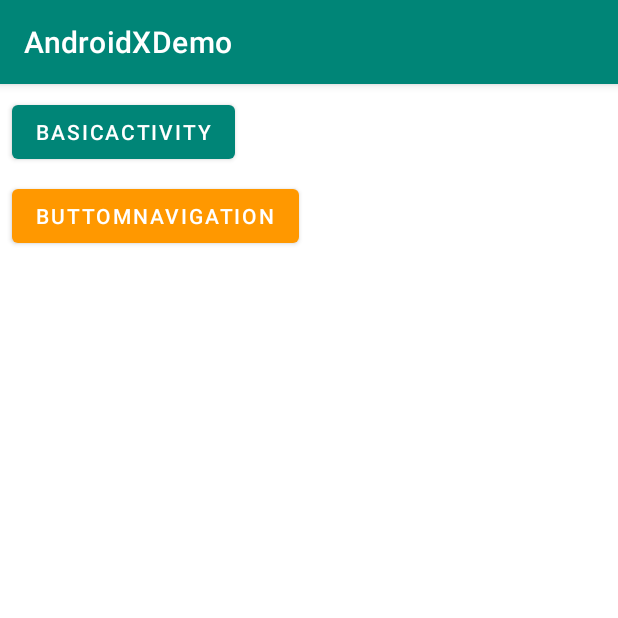
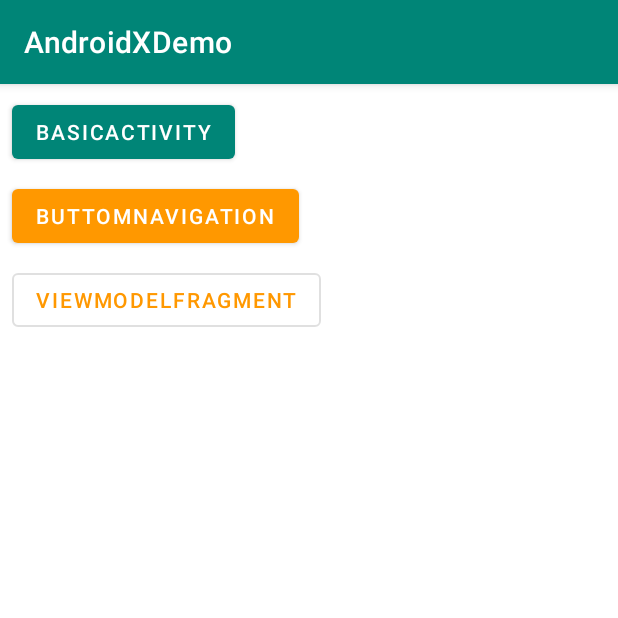
Before and after one commit to SeamanZ/AndroidXDemo, an Android app: the screen it shows after launch (MainActivity), on a phone screen of 412 x 824 dp, the top half of it. Run offline under Robolectric (Android 15) with nearby library versions, the phone set to English and light mode, and no system bars.

Commit message:
ViewModel+Fragment

```diff
--- a/app/build.gradle
+++ b/app/build.gradle
@@ -31,6 +31,8 @@ dependencies {
     implementation 'androidx.constraintlayout:constraintlayout:1.1.3'
     implementation 'com.google.android.material:material:1.1.0-alpha04'
     implementation 'androidx.vectordrawable:vectordrawable:1.1.0-alpha01'
+    implementation 'androidx.lifecycle:lifecycle-extensions:2.0.0-beta01'
+    implementation 'androidx.lifecycle:lifecycle-viewmodel-ktx:2.0.0'
     testImplementation 'junit:junit:4.12'
     androidTestImplementation 'androidx.test:runner:1.1.2-alpha02'
     androidTestImplementation 'androidx.test.espresso:espresso-core:3.2.0-alpha02'
--- a/app/src/main/AndroidManifest.xml
+++ b/app/src/main/AndroidManifest.xml
@@ -11,6 +11,7 @@
         android:supportsRtl="true"
         android:theme="@style/AppTheme"
         tools:ignore="GoogleAppIndexingWarning">
+        <activity android:name=".VMActivity"></activity>
         <activity
             android:name=".BottomNavigationDemoActivity"
             android:label="@string/title_activity_bottom_navigation_demo"
--- a/app/src/main/java/com/example/seamanz/androidxdemo/MainActivity.kt
+++ b/app/src/main/java/com/example/seamanz/androidxdemo/MainActivity.kt
@@ -22,5 +22,11 @@ class MainActivity : AppCompatActivity() {
                 startActivity(this)
             }
         }
+
+        btn_view_model.setOnClickListener {
+            Intent(this@MainActivity, VMActivity::class.java).run {
+                startActivity(this)
+            }
+        }
     }
 }
--- a/app/src/main/res/layout/activity_main.xml
+++ b/app/src/main/res/layout/activity_main.xml
@@ -36,4 +36,16 @@
         app:layout_constraintHorizontal_bias="0.0"
         app:layout_constraintStart_toStartOf="parent"
         app:layout_constraintTop_toBottomOf="@+id/btn_open_basic_actvity" />
+
+    <Button
+        android:id="@+id/btn_view_model"
+        style="@style/Widget.MaterialComponents.Button.OutlinedButton"
+        android:layout_width="wrap_content"
+        android:layout_height="wrap_content"
+        android:layout_marginStart="8dp"
+        android:layout_marginTop="8dp"
+        android:text="@string/view_model_fragment"
+        android:theme="@style/AppTheme.OrangeButton"
+        app:layout_constraintStart_toStartOf="parent"
+        app:layout_constraintTop_toBottomOf="@+id/btn_bottom_navigation_activity" />
 </androidx.constraintlayout.widget.ConstraintLayout>
--- a/app/src/main/res/values/strings.xml
+++ b/app/src/main/res/values/strings.xml
@@ -7,4 +7,5 @@
     <string name="title_dashboard">Dashboard</string>
     <string name="title_notifications">Notifications</string>
     <string name="button_navigation_activity">ButtomNavigation</string>
+    <string name="view_model_fragment">ViewModelFragment</string>
 </resources>
```
Also changed, not shown: app/src/main/java/com/example/seamanz/androidxdemo/VMActivity.kt (added, +19 -0 lines), app/src/main/java/com/example/seamanz/androidxdemo/ui/vm/VmFragment.kt (added, +32 -0 lines), app/src/main/java/com/example/seamanz/androidxdemo/ui/vm/VmViewModel.kt (added, +7 -0 lines), app/src/main/res/layout/vm_activity.xml (added, +7 -0 lines), app/src/main/res/layout/vm_fragment.xml (added, +20 -0 lines).
